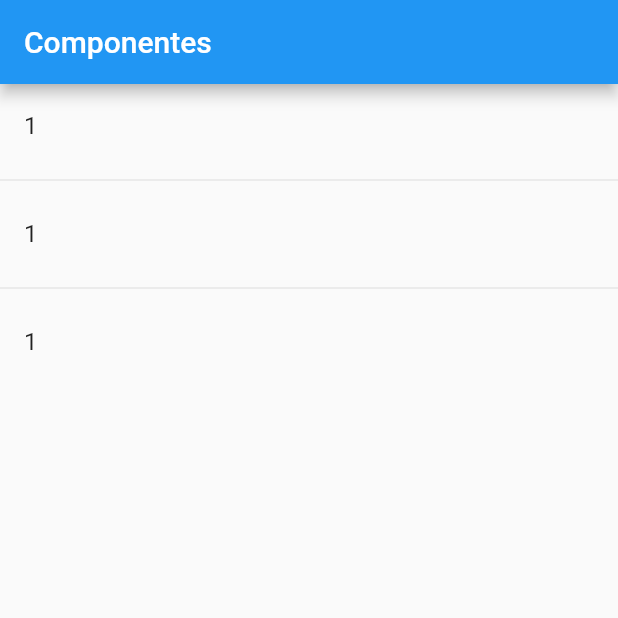
After one commit to zesaru/flutter_components_u, a Flutter app: the screen it shows after launch, on a phone screen of 412 x 824 dp, the top half of it. The commit adds this screen. Run offline on Flutter 3.47's test engine with Material 2 defaults, Android fonts, the phone set to English and light mode, and no system bars.

Commit message:
new_page

```diff
--- a/lib/main.dart
+++ b/lib/main.dart
@@ -1,4 +1,4 @@
-import 'package:components/src/pages/home_temp.dart';
+import 'package:components/src/pages/home_page.dart';
 import 'package:flutter/material.dart';
 
 void main() => runApp(MyApp());
@@ -9,7 +9,7 @@ class MyApp extends StatelessWidget {
     return MaterialApp(
       title: 'Componentes APP',
       debugShowCheckedModeBanner: false,
-      home: HomePageTemp(),
+      home: HomePage(),
     );
   }
 }
--- /dev/null
+++ b/lib/src/pages/home_page.dart
@@ -0,0 +1,29 @@
+import 'package:flutter/material.dart';
+
+class HomePage extends StatelessWidget {
+  @override
+  Widget build(BuildContext context) {
+    return Scaffold(
+      appBar: AppBar(
+        title: Text('Componentes'),
+      ),
+      body: _lista(),
+    );
+  }
+
+  Widget _lista() {
+    return ListView(
+      children: _listaItems(),
+    );
+  }
+
+  List<Widget> _listaItems() {
+    return [
+      ListTile(title: Text('1')),
+      Divider(),
+      ListTile(title: Text('1')),
+      Divider(),
+      ListTile(title: Text('1')),
+    ];
+  }
+}
```
